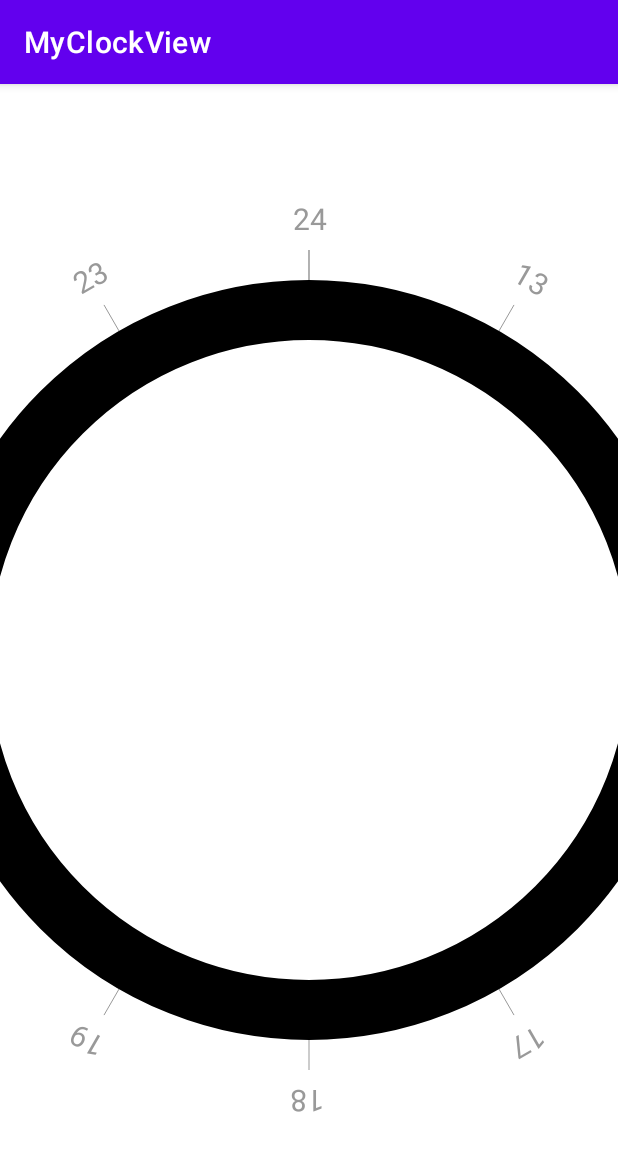
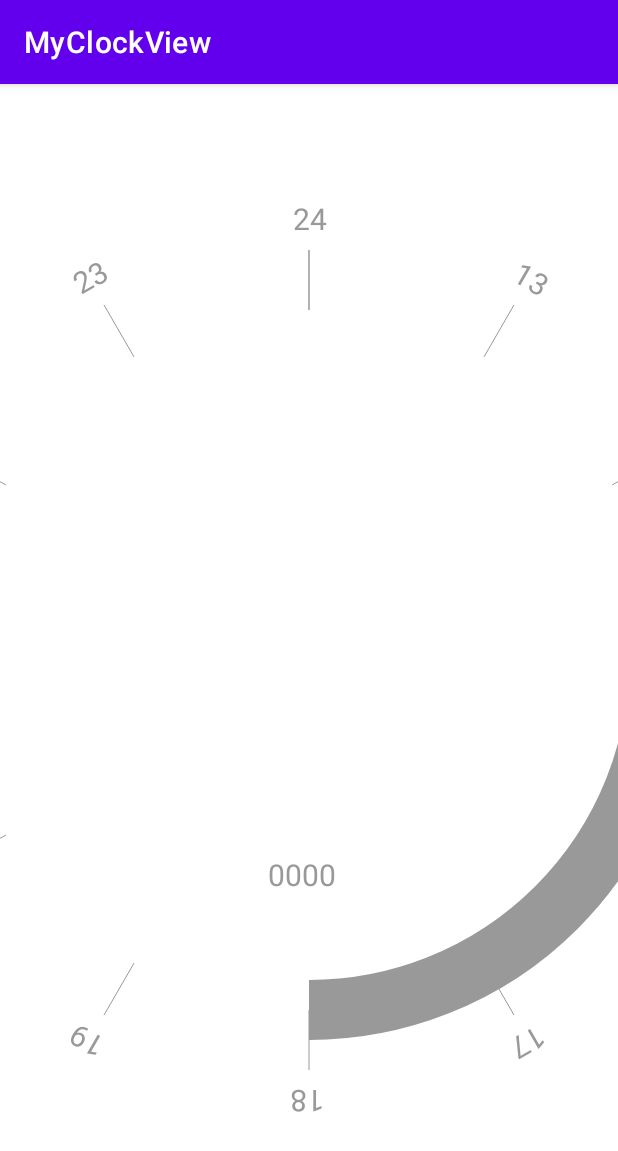
Before and after one commit to liudao01/MyClockView, an Android app: the screen it shows after launch (MainActivity), on a phone screen of 412 x 824 dp. Shown: the top 1151 px of the screen. Run offline under Robolectric (Android 15) with nearby library versions, the phone set to English and light mode, and no system bars.

Commit message:
绘制扇形圆环

```diff
--- a/app/src/main/java/com/example/myclockview/MyClockView.java
+++ b/app/src/main/java/com/example/myclockview/MyClockView.java
@@ -8,6 +8,7 @@ import android.graphics.PointF;
 import android.graphics.Rect;
 import android.graphics.RectF;
 import android.util.AttributeSet;
+import android.util.Log;
 import android.view.View;
 
 import java.text.SimpleDateFormat;
@@ -18,6 +19,13 @@ import java.util.ArrayList;
  */
 public class MyClockView extends View {
 
+
+    //绘制扇形教程
+    //https://www.jianshu.com/p/70c48029e301
+
+    private String TAG = "MyClockView";
+
+    private RectF acrRectF;
 
     public MyClockView(Context context) {
         this(context, null);
@@ -36,7 +44,7 @@ public class MyClockView extends View {
     private Paint mOutCirclePaint = null;//外层圆画笔
     private Paint textPaint = null;//文字画笔
     private Paint linePaint = null;//刻度画笔
-
+    private Paint testPaint = null;//测试画笔
 
     private float circleWidth = 60f;//外圈圆宽度
     private int lineTextSize = 30;//刻度线大小
@@ -45,9 +53,10 @@ public class MyClockView extends View {
 
     private int drawTextBegin = 0;
 
-
     private RectF rectF;
 
+    private int screenWidth;
+    private int screenHeight;
 
     /**
      * 用于测量文本的宽、高度（这里主要是来获取高度）
@@ -73,13 +82,12 @@ public class MyClockView extends View {
 
         if (getMeasuredWidth() != 0 && getMeasuredHeight() != 0) {
             rectF = new RectF(0, 0, radius * 2, radius * 2);
-//			this.start();
         }
 
     }
 
     /**
-     * 获取View尺寸
+     * 获取View尺寸 测量控件大小
      *
      * @param isWidth 是否是width，不是的话，是height
      */
@@ -124,10 +132,11 @@ public class MyClockView extends View {
             padding = Math.min(mWidth, mHeight) / 10;
         }
 
-        center.x = (left + right) / 2;
-        center.y = (bottom - top) / 2;
+        center.x = screenWidth / 2;
+        center.y = screenHeight/2;
 
-        drawTextBegin = (int) (center.y + circleWidth);
+        //设置将要用来画扇形的矩形的轮廓
+//        drawTextBegin = (int) (center.y + circleWidth);
 
     }
 
@@ -144,6 +153,7 @@ public class MyClockView extends View {
         mOutCirclePaint.setAntiAlias(true);//设置Paint为无锯齿
         mOutCirclePaint.setStyle(Paint.Style.STROKE);
         mOutCirclePaint.setStrokeWidth(circleWidth);//设置线宽
+        mOutCirclePaint.setColor(Color.BLUE);
 
         //刻度文字画笔
         textPaint = new Paint();
@@ -152,7 +162,7 @@ public class MyClockView extends View {
         textPaint.setColor(getContext().getResources().getColor(R.color.gary));
         textPaint.setStrokeWidth(textPainSize);
 
-        // 刻度画笔
+        //刻度画笔
         linePaint = new Paint();
         linePaint.setAntiAlias(true);//设置Paint为无锯齿
         linePaint.setColor(getContext().getResources().getColor(R.color.gary));//设置灰色
@@ -160,20 +170,33 @@ public class MyClockView extends View {
 
 //        StokPaint = new Paint();
 //        StokPaint.setAntiAlias(true);
+
+        testPaint = new Paint();
+        testPaint.setTextSize(lineTextSize);
+        testPaint.setAntiAlias(true);//设置Paint为无锯齿
+        testPaint.setColor(getContext().getResources().getColor(R.color.design_default_color_error));
+//        testPaint.setStrokeWidth(10);
+
+        //初始化区域
+        rectF = new RectF();
+        acrRectF = new RectF();
     }
 
     private SimpleDateFormat dateFormat = new SimpleDateFormat("yyyy-MM-dd HH:mm:ss");
 
 
-    //onSizeChanged() 在控件大小发生改变时调用。初始化会被调用一次
+    //确定View大小
     @Override
     protected void onSizeChanged(int w, int h, int oldw, int oldh) {
         super.onSizeChanged(w, h, oldw, oldh);
+        this.screenWidth = w;     //获取宽高
+        this.screenHeight = h;
     }
 
     @Override
     protected void onDraw(Canvas canvas) {
         super.onDraw(canvas);
+//        canvas.translate(screenWidth / 2, screenHeight / 2);
         //先设置画布为view的中心点  把当前画布的原点移到(center.x,center.y),后面的操作都以(10,10)作为参照点，默认原点为(0,0)
         canvas.save();
 
@@ -182,8 +205,14 @@ public class MyClockView extends View {
         drawClockText(canvas);
         //画刻度
         drawLine(canvas);
-        //画最外面的圆
-        drawOutCircle(canvas);
+        //画最外面的扇形
+//        drawOutCircle(canvas);
+        //画扇形
+        drawMyAcr(canvas);
+
+//        canvas.translate(w / 2, h / 2);
+//        acrRectF = new RectF(left, top, right, bottom);
+//        float r = (float) (Math.min(w, h) / 2);     //饼状图半径(取宽高里最小的值)
 
         canvas.restore();//把当前画布返回（调整）到上一个save()状态之前
     }
@@ -197,7 +226,8 @@ public class MyClockView extends View {
 
     //画外面的时间文字
     private void drawClockText(Canvas canvas) {
-
+        canvas.drawText("0000", mWidth - radius,
+                mHeight - radius , textPaint);
         for (int i = 0; i <= clockNumbers24.length - 1; i++) {
 
             drawLine(canvas);
@@ -208,13 +238,10 @@ public class MyClockView extends View {
             int width = rect.width();
             canvas.drawText(clockNumbers24[i], center.x - width / 2,
                     center.y - radius - circleWidth - textLineSpace, textPaint);
-
 //            通过旋转画布的方式快速设置刻度
 //            计算画布每次需要旋转的角度
-            canvas.rotate(360 / clockNumbers24.length, getWidth() / 2, getHeight() / 2);//以圆中心进行旋转
+            canvas.rotate(360 / clockNumbers24.length, mWidth / 2, mHeight / 2);//以圆中心进行旋转
         }
-
-
         //绘制完后，把画布状态复原
 //        canvas.restore();
     }
@@ -237,20 +264,27 @@ public class MyClockView extends View {
 //                        outCircleData.getStartAngle(), outCircleData.getEndAngle());
             }
         }
+//
+//        canvas.drawCircle(center.x, center.y, radius, mOutCirclePaint);//画大圆
+    }
 
-//        canvas.translate(center.x, center.y);
-//        mOutCirclePaint.setColor(Color.BLUE);
-//        //绘制
-//        /**
-//         * Paint.Style.FILL设置只绘制图形内容
-//         * Paint.Style.STROKE设置只绘制图形的边
-//         * Paint.Style.FILL_AND_STROKE设置都绘制
-//         */
-////        mOutCirclePaint.setStyle(Paint.Style.STROKE);
-////        mOutCirclePaint.setStrokeWidth(60f);//设置线宽
-//
-        canvas.drawCircle(center.x, center.y, radius, mOutCirclePaint);//画大圆
 
+    //画扇形
+    private void drawMyAcr(Canvas canvas) {
+        // 矩形区域
+//        Rect rect = RectF(centerX - radius, centerY - radius, centerX + radius, centerY + radius)
+
+        acrRectF.set(center.x-radius,center.y -radius, center.x+radius, center.y+radius);
+
+//        for (i in 0..mColors.size) {
+//            mPaint.color = mColors[i]
+//            canvas?.drawArc(rect, startAngele, sweepAngle, true, mPaint)
+//            startAngle += sweepAngle
+//        }
+        Log.d(TAG, "drawMyAcr: radius = " + radius);
+        mOutCirclePaint.setColor(getContext().getResources().getColor(R.color.gary));
+//        canvas.drawRect(acrRectF,testPaint);
+        canvas.drawArc(acrRectF, 0, 90, false, mOutCirclePaint);
     }
 
     /**
```
